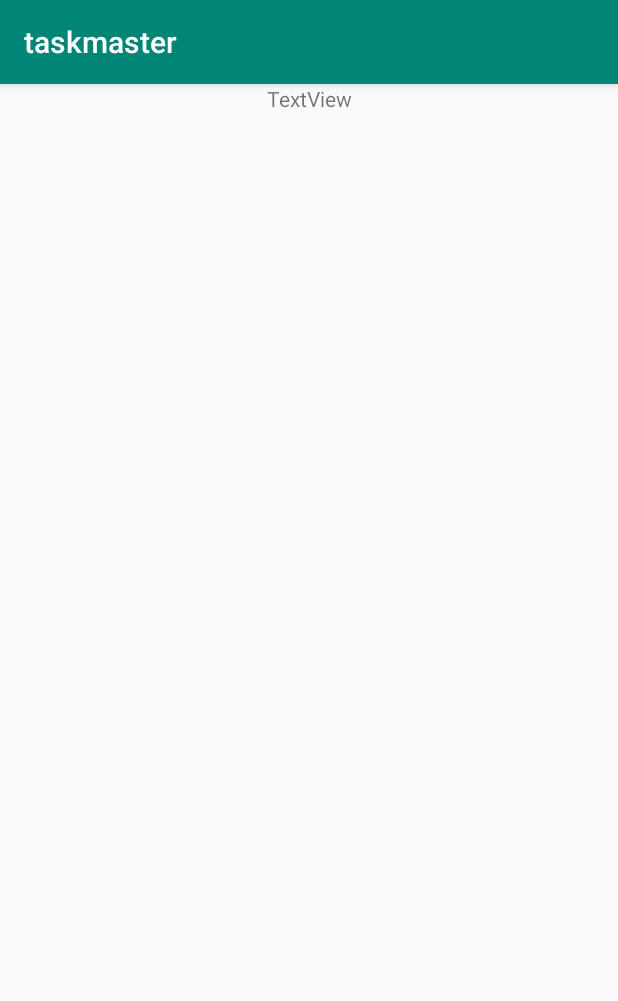
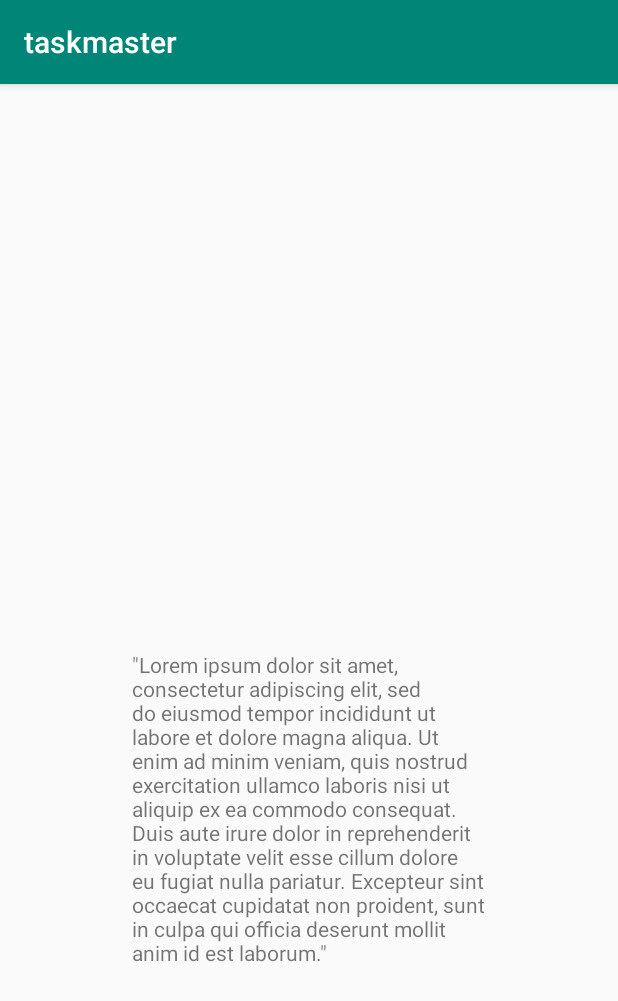
Before and after one commit to martinpapacodes/taskmaster, an Android app: the taskDetail screen opened directly, with no data from a screen before it, on a phone screen of 412 x 824 dp. Shown: the top 1001 px of the screen. Run offline under Robolectric (Android 15) with nearby library versions, the phone set to English and light mode, and no system bars.

Commit message:
all functionality is done

```diff
--- a/app/src/main/java/com/example/taskmaster/taskDetail.java
+++ b/app/src/main/java/com/example/taskmaster/taskDetail.java
@@ -3,6 +3,7 @@ package com.example.taskmaster;
 import androidx.appcompat.app.AppCompatActivity;
 
 import android.os.Bundle;
+import android.widget.TextView;
 
 public class taskDetail extends AppCompatActivity {
 
@@ -10,5 +11,13 @@ public class taskDetail extends AppCompatActivity {
     protected void onCreate(Bundle savedInstanceState) {
         super.onCreate(savedInstanceState);
         setContentView(R.layout.activity_task_detail);
+
+
+        String taskDetail = getIntent().getStringExtra("taskDetail");
+        TextView taskDetailTitle = findViewById(R.id.taskDetailTitle);
+        taskDetailTitle.setText(taskDetail);
+
+
+
     }
 }
--- a/app/src/main/res/layout/activity_task_detail.xml
+++ b/app/src/main/res/layout/activity_task_detail.xml
@@ -10,16 +10,20 @@
         android:id="@+id/taskDetailTitle"
         android:layout_width="wrap_content"
         android:layout_height="wrap_content"
+        android:layout_marginTop="190dp"
         android:text="TextView"
         app:layout_constraintEnd_toEndOf="parent"
         app:layout_constraintStart_toStartOf="parent"
-        tools:layout_editor_absoluteY="62dp" />
+        app:layout_constraintTop_toTopOf="parent" />
 
     <TextView
         android:id="@+id/textView7"
         android:layout_width="236dp"
         android:layout_height="227dp"
-        tools:layout_editor_absoluteX="87dp"
-        tools:layout_editor_absoluteY="174dp" />
+        android:layout_marginTop="168dp"
+        android:text='"Lorem ipsum dolor sit amet, consectetur adipiscing elit, sed do eiusmod tempor incididunt ut labore et dolore magna aliqua. Ut enim ad minim veniam, quis nostrud exercitation ullamco laboris nisi ut aliquip ex ea commodo consequat. Duis aute irure dolor in reprehenderit in voluptate velit esse cillum dolore eu fugiat nulla pariatur. Excepteur sint occaecat cupidatat non proident, sunt in culpa qui officia deserunt mollit anim id est laborum."'
+        app:layout_constraintEnd_toEndOf="parent"
+        app:layout_constraintStart_toStartOf="parent"
+        app:layout_constraintTop_toBottomOf="@+id/taskDetailTitle" />
 
 </androidx.constraintlayout.widget.ConstraintLayout>
```
Also changed, not shown: app/src/main/java/com/example/taskmaster/MainActivity.java (+37 -0 lines).
